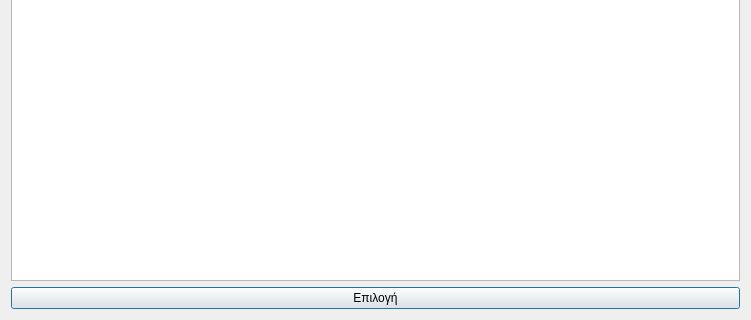
The window that ui/6_Team_Space/TeamListScreen.ui (F1l14/Software-Engineering-2025) describes before a commit, drawn with Qt 5; both pictures show x 0 to 751 and y 146 to 466 of the 751 by 466 pixel window.
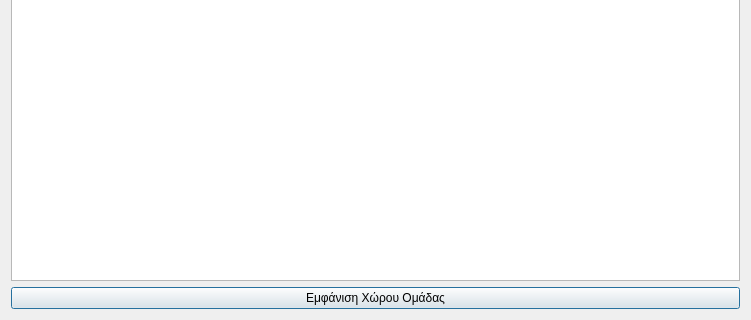
The same window after the commit.

Commit message: feat: add team querying functionality and update UI to display teams

```diff
--- a/ui/6_Team_Space/TeamListScreen.ui
+++ b/ui/6_Team_Space/TeamListScreen.ui
@@ -17,7 +17,7 @@
    <item row="2" column="0">
     <widget class="QPushButton" name="selectTeamSpaceButton">
      <property name="text">
-      <string>Επιλογή</string>
+      <string>Εμφάνιση Χώρου Ομάδας</string>
      </property>
     </widget>
    </item>
```
Left out of the diff: 8 changed lines with no effect on the pictures. The commit also changes 4 other files.
